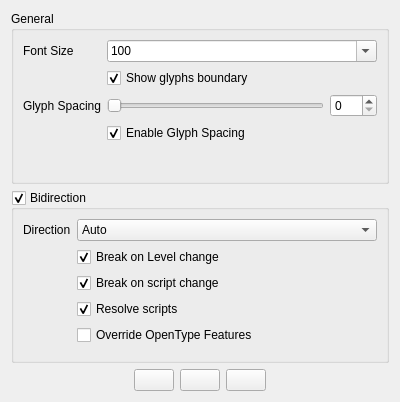
This is UI-Qt/QXShapingOptionsWidget.ui in frinkr/FontViewer as Qt 5 draws it before an edit. The edited form follows.
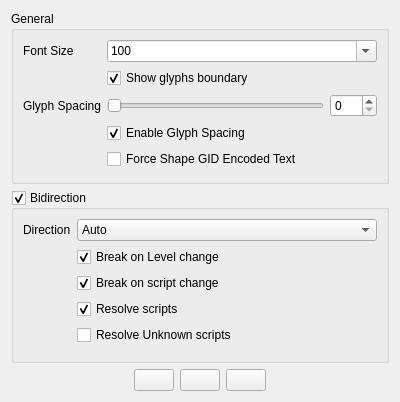
This is the edited form. Icons and pictures are not drawn.

Commit message: 1. add option to force shape a GID encoded texts. 2. macOS: fix the QXFontListWindow may be created multiple times.

```diff
--- a/UI-Qt/QXShapingOptionsWidget.ui
+++ b/UI-Qt/QXShapingOptionsWidget.ui
@@ -210,6 +210,13 @@
         </property>
        </widget>
       </item>
+      <item row="4" column="1">
+       <widget class="QCheckBox" name="forceShapeGIDEncodedTextCheckBox">
+        <property name="text">
+         <string>Force Shape GID Encoded Text</string>
+        </property>
+       </widget>
+      </item>
      </layout>
     </widget>
    </item>
@@ -296,7 +303,7 @@
       <item row="4" column="1">
        <widget class="QCheckBox" name="overrideOpenTypeFeaturesCheckBox">
         <property name="text">
-         <string>Override OpenType Features</string>
+         <string>Resolve Unknown scripts</string>
         </property>
        </widget>
       </item>
```
Left out of the diff: 2 changed lines with no effect on the pictures. The commit also changes 8 other files.
